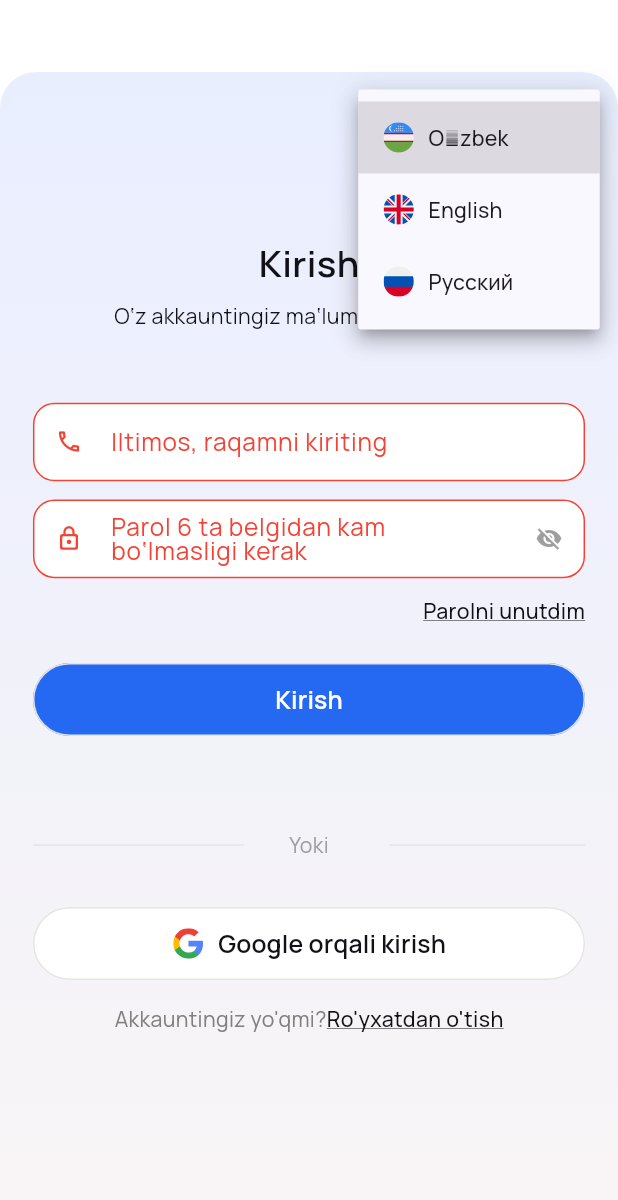
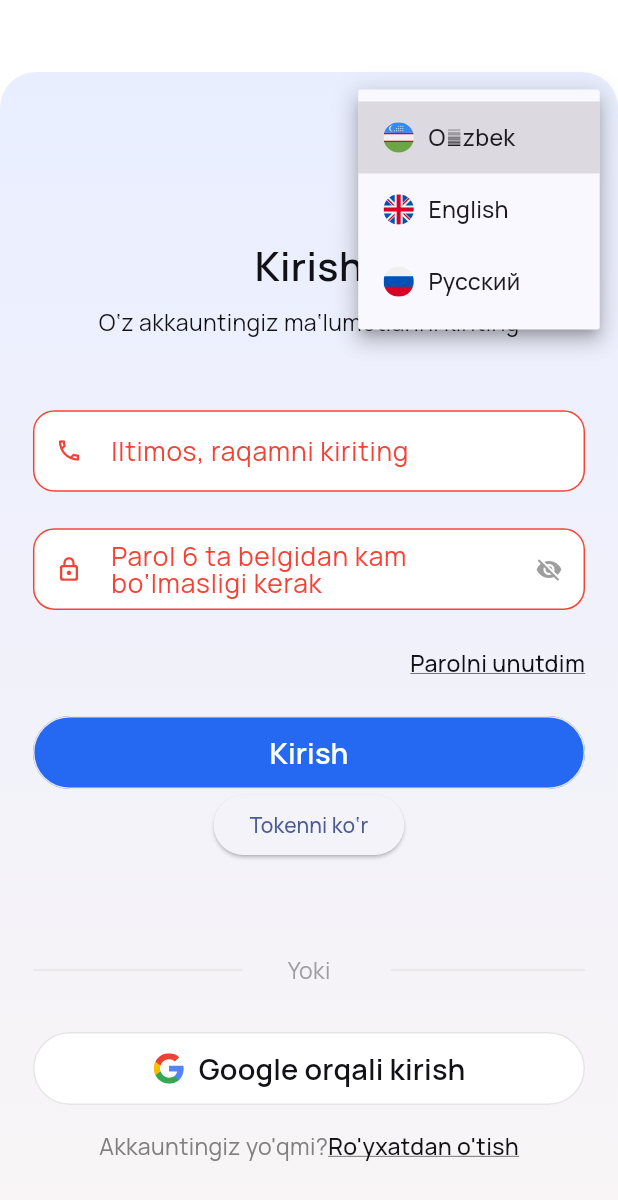
Before and after one commit to Clevrem5/togarak.uz, a Flutter app: the LoginPage screen opened by its route, after a tap on "Kirish", after a tap on "Oʻzbek", on a phone screen of 412 x 824 dp. Shown: the top 1200 px of the screen. Run offline on Flutter 3.47's test engine with Material 3 defaults, Android fonts, the phone set to English and light mode, and no system bars; our stand-ins replace cached_network_image, dio, flutter_bloc, flutter_screenutil, flutter_secure_storage, flutter_svg and 2 more; accounts and stored records are empty; network calls fail.

Commit message:
auth qismi tayyor

```diff
--- a/lib/core/dependency/providers.dart
+++ b/lib/core/dependency/providers.dart
@@ -5,7 +5,7 @@ import '../network/api_servise.dart';
 
 List<SingleChildWidget> providers = [
   Provider(
-    create: (context) => ApiClient(),
+    create: (context) => ApiService(),
   ),
   Provider(
     create: (context) => AuthRepository(
--- a/lib/core/navigation/router.dart
+++ b/lib/core/navigation/router.dart
@@ -1,7 +1,6 @@
 import 'package:flutter_bloc/flutter_bloc.dart';
 import 'package:go_router/go_router.dart';
 import 'package:togarak/core/navigation/routes.dart';
-import 'package:togarak/data/repositories/auth_repositories/auth_repository.dart';
 import 'package:togarak/features/auth/bloc/auth_bloc.dart';
 import 'package:togarak/features/auth/pages/login_page.dart';
 import 'package:togarak/features/auth/pages/sign_up_first_page.dart';
@@ -18,7 +17,7 @@ class AppRouter {
         path: Routes.login,
         builder: (context, state) => BlocProvider(
           create: (context) => AuthBloc(
-            repo: context.read<AuthRepository>(),
+            repository: context.read(),
           ),
           child: LoginPage(),
         ),
@@ -26,8 +25,8 @@ class AppRouter {
       GoRoute(
         path: Routes.signUp1,
         builder: (context, state) => BlocProvider(
-          create: (context) => AuthBloc(
-            repo: context.read(),
+          create: (context) =>AuthBloc(
+            repository: context.read(),
           ),
           child: SignUpFirstPage(),
         ),
@@ -40,7 +39,7 @@ class AppRouter {
         path: Routes.signUp2,
         builder: (context, state) => BlocProvider(
           create: (context) => AuthBloc(
-            repo: context.read(),
+            repository: context.read(),
           ),
           child: SignUpSecondPage(),
         ),
--- a/lib/core/network/api_servise.dart
+++ b/lib/core/network/api_servise.dart
@@ -1,49 +1,58 @@
 import 'package:dio/dio.dart';
+import 'package:flutter/foundation.dart';
 import 'package:togarak/core/network/interseptor.dart';
-import 'package:togarak/core/network/secure_storage.dart';
 import 'package:togarak/data/models/auth_models/auth_model.dart';
 
-class ApiClient {
-  final Dio dio;
-
-  ApiClient()
-    : dio = Dio(
+class ApiService {
+  final Dio _dio = Dio(
     BaseOptions(
       baseUrl: "https://api.togarak.uz/services/platon-core/api",
       headers: {
         'Content-Type': 'application/json',
       },
     ),
-      ) {
-    dio.interceptors.add(AuthInterceptor());
-  }
+  )..interceptors.add(AuthInterceptor());
 
-  Future<String> login(String phone, String password) async {
-    final response = await dio.post(
-      "/auth/v2/login",
+  Future<String> login(String login, String password) async {
+    try {
+      final response = await _dio.post(
+        '/auth/v2/login',
         data: {
-        "phone": phone,
+          "phone": login,
           "user_password": password,
         },
       );
+      if (kDebugMode) {
+        debugPrint("📡 Response status: ${response.statusCode}");
+        debugPrint("📦 Response data: ${response.data}");
+      }
 
-    print("Login javobi: ${response.data}");
-
-    if (response.statusCode == 200 && response.data != null) {
-      final data = response.data as Map<String, dynamic>;
-      final token = data['access_token']?.toString();
-      await SecureStorage.saveToken(token!);
+      if (response.statusCode == 200) {
+        final data = response.data;
+        final token = data["data"]?["result"]?["data"]?["access_token"];
+        if (token == null) {
+          throw Exception(" Access token topilmadi!");
+        }
         return token;
       } else {
-      throw Exception("Login xato");
+        throw Exception("❌ Noto‘g‘ri status code: ${response.statusCode}");
+      }
+    } on DioException catch (e) {
+      print("⚠️ DioException caught!");
+      print("🔢 Status code: ${e.response?.statusCode}");
+      print("📨 Response data: ${e.response?.data}");
+      throw Exception("Login xatoligi: ${e.response?.statusCode}");
+    } catch (e) {
+      print("🚨 Boshqa xatolik: $e");
+      rethrow;
     }
   }
 
   Future<bool> signUp(AuthModel model) async {
-    final response = await dio.post(
+    final response = await _dio.post(
       "/auth/v2/registration",
       data: model.toJson(),
     );
-    return response.statusCode == 200 || response.statusCode == 201;
+    return response.statusCode == 200 || response.statusCode == 201 ? true : false;
   }
 }
--- a/lib/core/network/interseptor.dart
+++ b/lib/core/network/interseptor.dart
@@ -2,47 +2,46 @@ import 'package:dio/dio.dart';
 import 'package:flutter_bloc/flutter_bloc.dart';
 import 'package:go_router/go_router.dart';
 import 'package:togarak/core/network/secure_storage.dart';
+
 import '../../data/repositories/auth_repositories/auth_repository.dart';
 import '../../main.dart';
 import '../navigation/routes.dart';
 
-
 class AuthInterceptor extends Interceptor {
-  final Dio _dio = Dio();
-
   @override
   void onRequest(RequestOptions options, RequestInterceptorHandler handler) async {
-    final jwt = await SecureStorage.getToken();
-    print("Interceptor token: $jwt");
-    if (jwt != null) {
-      options.headers['Authorization'] = "Bearer $jwt";
+    final token = await SecureStorage.readToken();
+    if (token != null && token.isNotEmpty) {
+      options.headers['Authorization'] = 'Bearer $token';
     }
-    handler.next(options);
+    return handler.next(options);
   }
+}
 
-  @override
-  void onError(DioException err, ErrorInterceptorHandler handler) async {
-    if (err.response?.statusCode == 401) {
-      final result = await navigatorKey.currentContext!.read<AuthRepository>().refreshToken();
+@override
+void onError(DioException err, ErrorInterceptorHandler handler) async {
+  if (err.response?.statusCode == 401) {
+    final _context = navigatorKey.currentContext;
+    if (_context != null) {
+      final result = await _context.read<AuthRepository>().refreshToken();
+
       if (result) {
-        final jwt = await SecureStorage.getToken();
-        err.requestOptions.headers['Authorization'] = "Bearer $jwt";
-        return handler.resolve(
-          await _dio.request(
-            err.requestOptions.baseUrl + err.requestOptions.path,
-            options: Options(
-              method: err.requestOptions.method,
-              headers: err.requestOptions.headers,
-            ),
-            data: err.requestOptions.data,
-            queryParameters: err.requestOptions.queryParameters,
-          ),
-        );
+        final newToken = await SecureStorage.readToken();
+
+        final updatedRequest = err.requestOptions;
+        updatedRequest.headers['Authorization'] = "Bearer $newToken";
+
+        final response = await Dio().fetch(updatedRequest);
+        return handler.resolve(response);
       } else {
-        await navigatorKey.currentContext!.read<AuthRepository>().logOut();
-        navigatorKey.currentContext!.go(Routes.login);
+        await _context.read<AuthRepository>().logout();
+        _context.go(Routes.login);
         return handler.reject(err);
       }
+    } else {
+      return handler.reject(err);
     }
+  } else {
+    return handler.next(err);
   }
 }
--- a/lib/data/repositories/auth_repositories/auth_repository.dart
+++ b/lib/data/repositories/auth_repositories/auth_repository.dart
@@ -3,7 +3,7 @@ import '../../../core/network/secure_storage.dart';
 import '../../models/auth_models/auth_model.dart';
 
 class AuthRepository {
-  final ApiClient client;
+  final ApiService client;
 
   AuthRepository({required this.client});
 
@@ -20,42 +20,43 @@ class AuthRepository {
         name: firstname,
         surname: lastName,
         phone: phone,
-        password: password!,
+        password: password,
       ),
     );
   }
 
-  Future<String> login(String login, String password) async {
+  Future<bool> login(String login, String password) async {
+    await SecureStorage.deleteToken();
+    await SecureStorage.deleteCredentials();
     try {
-      jwt = await client.login(login, password); // may throw!
-      if (jwt == null) throw Exception('Token yo‘q');
-
-      await SecureStorage.deleteCredentials();
-      await SecureStorage.deleteToken();
+      final token = await client.login(login, password);
+      jwt = token;
       await SecureStorage.saveToken(jwt!);
       await SecureStorage.saveCredentials(login, password);
-
-      return jwt!;
+      return true;
     } catch (e) {
-      throw Exception('Login xatolik: $e');
+      return false;
     }
   }
 
-  Future<void> logOut() async {
+  Future<void> logout() async {
+    await SecureStorage.deleteToken();
     await SecureStorage.deleteCredentials();
-    await SecureStorage.deleteToken();
+
   }
 
   Future<bool> refreshToken() async {
-    var credentials = await SecureStorage.getCredentials();
-    final phone = credentials['phone'];
-    final password = credentials['user_password'];
+    final credentials = await SecureStorage.getCredentials();
+    if (credentials['login'] == null || credentials['password'] == null) {
+      return false;
+    }
 
-    if (phone == null || password == null) return false;
-    jwt = await client.login(phone, password);
-    print('Login token: $jwt');
-    // await SecureStorage.deleteToken();
-    await SecureStorage.saveToken(jwt!);
-    return true;
+    try {
+      jwt = await client.login(credentials['login']!, credentials['password']!);
+      await SecureStorage.saveToken(jwt!);
+      return true;
+    } catch (e) {
+      return false;
+    }
   }
 }
--- a/lib/features/auth/bloc/auth_bloc.dart
+++ b/lib/features/auth/bloc/auth_bloc.dart
@@ -1,61 +1,73 @@
-import 'package:bloc/bloc.dart';
-import 'package:togarak/data/repositories/auth_repositories/auth_repository.dart';
-import 'package:togarak/features/auth/bloc/auth_event.dart';
-import 'package:togarak/features/auth/bloc/auth_state.dart';
+import 'package:flutter_bloc/flutter_bloc.dart';
+import '../../../core/network/secure_storage.dart';
+import '../../../data/repositories/auth_repositories/auth_repository.dart';
+import 'auth_event.dart';
+import 'auth_state.dart';
 
 class AuthBloc extends Bloc<AuthEvent, AuthState> {
   final AuthRepository _repository;
 
-  AuthBloc({required AuthRepository repo})
-    : _repository = repo,
-      super(
-        AuthState.initial(),
-      ) {
-    on<SignUpSubmitted>(_signUp);
-    on<LoginSubmitted>(_login);
+  AuthBloc({required AuthRepository repository}) :_repository=repository, super(AuthInitial()) {
+    on<AuthSignUpRequested>(_onSignUpRequested);
+    on<AuthLoginRequested>(_onLoginRequested);
+    on<AuthLogoutRequested>(_onLogoutRequested);
+    on<AuthCheckStatus>(_onCheckStatus);
   }
 
-  Future<void> _login(LoginSubmitted event, Emitter<AuthState> emit) async {
+  Future<void> _onSignUpRequested(
+      AuthSignUpRequested event, Emitter<AuthState> emit) async {
+    emit(AuthLoading());
     try {
-      final user = await _repository.login(event.phone, event.password);
-      emit(
-        state.copyWith(
-          status: AuthStatus.success,
-        ),
+      final success = await _repository.signUp(
+        firstname: event.authModel.name,
+        lastName: event.authModel.surname,
+        phone: event.authModel.phone,
+        password: event.authModel.password,
       );
+      if (success) {
+        emit(AuthUnauthenticated());
+      } else {
+        emit(AuthError("Ro'yxatdan o'tishda xatolik yuz berdi"));
+      }
     } catch (e) {
-      emit(
-        state.copyWith(
-          status: AuthStatus.error,
-        ),
-      );
+      emit(AuthError("Xatolik: ${e.toString()}"));
     }
   }
 
-  Future<void> _signUp(SignUpSubmitted event, Emitter<AuthState> emit) async {
+  Future<void> _onLoginRequested(
+      AuthLoginRequested event, Emitter<AuthState> emit) async {
+    emit(AuthLoading());
     try {
-      final user = await _repository.signUp(
-        firstname: event.data.name,
-        lastName: event.data.surname,
-        phone: event.data.phone,
-        password: event.data.password,
-      );
-      if (user) {
-        emit(
-          state.copyWith(
-            status: AuthStatus.success,
-            model: event.data,
-          ),
-        );
+      final success = await _repository.login(event.phone, event.password);
+
+      if (success) {
+        if(success==true){
+          emit(AuthAuthenticated(_repository.jwt!));
+        }else if(_repository.jwt != null){
+          emit(AuthAuthenticated(_repository.jwt!));
+        }
+
       } else {
-        emit(
-          state.copyWith(
-            status: AuthStatus.error,
-          ),
-        );
+        emit(AuthError("Login yoki parol xato"));
       }
     } catch (e) {
-      throw Exception(e.toString());
+      emit(AuthError("Xatolik: ${e.toString()}"));
+    }
+  }
+
+  Future<void> _onLogoutRequested(
+      AuthLogoutRequested event, Emitter<AuthState> emit) async {
+    await _repository.logout();
+    emit(AuthUnauthenticated());
+  }
+
+  Future<void> _onCheckStatus(
+      AuthCheckStatus event, Emitter<AuthState> emit) async {
+    final hasToken = await SecureStorage.readToken();
+    if (hasToken != null) {
+      emit(AuthAuthenticated(hasToken));
+    } else {
+      emit(AuthUnauthenticated());
     }
   }
 }
--- a/lib/features/auth/bloc/auth_event.dart
+++ b/lib/features/auth/bloc/auth_event.dart
@@ -1,16 +1,20 @@
-import 'package:togarak/data/models/auth_models/auth_model.dart';
+import '../../../data/models/auth_models/auth_model.dart';
 
-sealed class AuthEvent {}
+abstract class AuthEvent {}
 
-final class SignUpSubmitted extends AuthEvent {
-  final AuthModel data;
+class AuthSignUpRequested extends AuthEvent {
+  final AuthModel authModel;
 
-  SignUpSubmitted({required this.data});
+  AuthSignUpRequested(this.authModel);
 }
 
-final class LoginSubmitted extends AuthEvent {
+class AuthLoginRequested extends AuthEvent {
   final String phone;
   final String password;
 
-  LoginSubmitted({required this.phone, required this.password});
+  AuthLoginRequested(this.phone, this.password);
 }
+
+class AuthLogoutRequested extends AuthEvent {}
+
+class AuthCheckStatus extends AuthEvent {}
--- a/lib/features/auth/bloc/auth_state.dart
+++ b/lib/features/auth/bloc/auth_state.dart
@@ -1,47 +1,19 @@
-import '../../../data/models/auth_models/auth_model.dart';
+abstract class AuthState {}
 
-enum AuthStatus { initial, loading, success, error }
+class AuthInitial extends AuthState {}
 
-class AuthState {
-  final AuthStatus status;
-  final AuthModel? model;
-  final String? token;
-  final String? errorMessage;
+class AuthLoading extends AuthState {}
 
-  const AuthState({
-    required this.status,
-    this.model,
-    this.token,
-    this.errorMessage,
-  });
+class AuthAuthenticated extends AuthState {
+  final String token;
 
-  factory AuthState.initial() => const AuthState(status: AuthStatus.initial);
+  AuthAuthenticated(this.token);
+}
 
-  AuthState copyWith({
-    AuthStatus? status,
-    AuthModel? model,
-    String? token,
-    String? errorMessage,
-  }) {
-    return AuthState(
-      status: status ?? this.status,
-      model: model ?? this.model,
-      token: token ?? this.token,
-      errorMessage: errorMessage ?? this.errorMessage,
-    );
-  }
+class AuthUnauthenticated extends AuthState {}
 
-  @override
-  bool operator ==(Object other) =>
-      identical(this, other) ||
-          other is AuthState &&
-              runtimeType == other.runtimeType &&
-              status == other.status &&
-              model == other.model &&
-              token == other.token &&
-              errorMessage == other.errorMessage;
+class AuthError extends AuthState {
+  final String message;
 
-  @override
-  int get hashCode =>
-      status.hashCode ^ model.hashCode ^ token.hashCode ^ errorMessage.hashCode;
+  AuthError(this.message);
 }
--- a/lib/features/auth/pages/login_page.dart
+++ b/lib/features/auth/pages/login_page.dart
@@ -1,15 +1,17 @@
 import 'package:flutter/material.dart';
 import 'package:flutter_bloc/flutter_bloc.dart';
 import 'package:flutter_screenutil/flutter_screenutil.dart';
-import 'package:flutter_svg/svg.dart';
+import 'package:flutter_svg/flutter_svg.dart';
 import 'package:go_router/go_router.dart';
-import 'package:togarak/core/widgets/app_elevated_button.dart';
-import 'package:togarak/core/widgets/app_text.dart';
-import 'package:togarak/core/widgets/app_text_form_field.dart';
-import 'package:togarak/features/auth/bloc/auth_bloc.dart';
-import 'package:togarak/features/auth/bloc/auth_event.dart';
+
 import '../../../core/navigation/routes.dart';
+import '../../../core/network/secure_storage.dart';
 import '../../../core/utils/app_colors.dart';
+import '../../../core/widgets/app_elevated_button.dart';
+import '../../../core/widgets/app_text.dart';
+import '../../../core/widgets/app_text_form_field.dart';
+import '../bloc/auth_bloc.dart';
+import '../bloc/auth_event.dart';
 import '../bloc/auth_state.dart';
 import '../widgets/selector_login.dart';
 
@@ -24,7 +26,10 @@ class LoginPage extends StatelessWidget {
     if (_formKey.currentState!.validate()) {
       final phone = phoneController.text.trim();
       final password = passwordController.text.trim();
-      context.read<AuthBloc>().add(LoginSubmitted(phone: phone, password: password));
+
+      context.read<AuthBloc>().add(
+        AuthLoginRequested(phone, password),
+      );
     } else {
       ScaffoldMessenger.of(context).showSnackBar(
         const SnackBar(content: Text("Formani to‘g‘ri to‘ldiring")),
@@ -36,15 +41,32 @@ class LoginPage extends StatelessWidget {
   Widget build(BuildContext context) {
     return Scaffold(
       backgroundColor: Colors.white,
-      body: Padding(
+      body: BlocConsumer<AuthBloc, AuthState>(
+        listener: (context, state) {
+          if (state is AuthAuthenticated) {
+            ScaffoldMessenger.of(context).showSnackBar(
+              const SnackBar(
+                backgroundColor: Colors.green,
+                content: Text("Muvaffaqiyatli kirdingiz"),
+              ),
+            );
+            context.go(Routes.home);
+          } else if (state is AuthError) {
+            ScaffoldMessenger.of(context).showSnackBar(
+              SnackBar(
+                content: Text(state.message),
+              ),
+            );
+          }
+        },
+        builder: (context, state) {
+          final isLoading = state is AuthLoading;
+          return Padding(
             padding: const EdgeInsets.only(top: 48),
             child: Container(
               width: double.infinity,
               height: double.infinity,
-          padding: EdgeInsets.symmetric(
-            horizontal: 20.w,
-            vertical: 24.h,
-          ),
+              padding: EdgeInsets.symmetric(horizontal: 20.w, vertical: 24.h),
               decoration: const BoxDecoration(
                 borderRadius: BorderRadius.vertical(top: Radius.circular(24)),
                 gradient: LinearGradient(
@@ -55,25 +77,20 @@ class LoginPage extends StatelessWidget {
               ),
               child: SingleChildScrollView(
                 child: Column(
-              mainAxisAlignment: MainAxisAlignment.start,
                   crossAxisAlignment: CrossAxisAlignment.start,
                   children: [
-                Align(
-                  alignment: Alignment.topRight,
-                  child: LanguageSelector(),
-                ),
+                    Align(alignment: Alignment.topRight, child: LanguageSelector()),
                     47.verticalSpace,
                     Center(
                       child: Column(
-                    mainAxisSize: MainAxisSize.min,
                         children: [
-                      AppText(
+                          const AppText(
                             title: 'Kirish',
                             size: 24,
                             weight: FontWeight.w600,
                           ),
                           8.verticalSpace,
-                      AppText(
+                          const AppText(
                             title: 'O‘z akkauntingiz ma‘lumotlarini kiriting',
                           ),
                         ],
@@ -83,7 +100,7 @@ class LoginPage extends StatelessWidget {
                     Form(
                       key: _formKey,
                       child: Column(
-                    spacing: 12.h,
+                        spacing: 24.h,
                         children: [
                           AppTextFormField(
                             controller: phoneController,
@@ -95,7 +112,6 @@ class LoginPage extends StatelessWidget {
                             controller: passwordController,
                             hint: "Parol",
                             icon: Icons.lock_outline_rounded,
-                        enableObscureToggleForNumbers: true,
                             isObscure: true,
                             validator: (value) {
                               if (value == null || value.length < 6) {
@@ -108,9 +124,9 @@ class LoginPage extends StatelessWidget {
                             alignment: Alignment.bottomRight,
                             child: GestureDetector(
                               onTap: () {
-                            context.push(Routes.home);
+                                context.push(Routes.home); // yoki forget-password
                               },
-                          child: AppText(
+                              child: const AppText(
                                 title: "Parolni unutdim",
                                 color: AppColors.darkColor,
                                 weight: FontWeight.w500,
@@ -122,41 +138,37 @@ class LoginPage extends StatelessWidget {
                       ),
                     ),
                     24.verticalSpace,
-                BlocListener<AuthBloc, AuthState>(
-                  listener: (context, state) {
-                    print("Bloc holati: ${state.status}");
-                    if (state.status == AuthStatus.success) {
-                      ScaffoldMessenger.of(context).showSnackBar(
-                        SnackBar(backgroundColor: Colors.blue, content: Text("Muvaffaqiyatli kirdingiz")),
-                      );
-                      context.go(Routes.home);
-                    } else if (state.status == AuthStatus.error) {
-                      ScaffoldMessenger.of(context).showSnackBar(
-                        SnackBar(content: Text("Login xato")),
-                      );
-                    }
-                  },
-                  child: AppElevatedButton(
-                    onPressed: () => _submitForm(context),
-                    text: "Kirish",
+                    Column(
+                      children: [
+                        AppElevatedButton(
+                          onPressed: ()  => _submitForm(context),
+                          text: isLoading ? "Yuklanmoqda..." : "Kirish",
                           foregroundColor: Colors.white,
                         ),
+                        ElevatedButton(
+                          onPressed: () async {
+                            final token = await SecureStorage.readToken();
+                            debugPrint("🎯 Token (UIdan): $token");
+                          },
+                          child: const Text("Tokenni ko‘r"),
+                        ),
+                      ],
                     ),
                     47.verticalSpace,
                     Row(
                       children: <Widget>[
-                    Expanded(
+                        const Expanded(
                           child: Divider(
                             color: Color(0xFFE5E5E5),
                             thickness: 1,
                             endIndent: 30,
                           ),
                         ),
-                    AppText(
+                        const AppText(
                           title: "Yoki",
                           color: AppColors.greyHintColor,
                         ),
-                    Expanded(
+                        const Expanded(
                           child: Divider(
                             color: Color(0xFFE5E5E5),
                             height: 50,
@@ -183,7 +195,7 @@ class LoginPage extends StatelessWidget {
                     Row(
                       mainAxisAlignment: MainAxisAlignment.center,
                       children: [
-                    AppText(
+                        const AppText(
                           title: "Akkauntingiz yo'qmi?",
                           size: 14,
                           color: AppColors.greyTextColor,
@@ -192,7 +204,7 @@ class LoginPage extends StatelessWidget {
                           onTap: () {
                             context.push(Routes.signUp1);
                           },
-                      child: AppText(
+                          child: const AppText(
                             title: "Ro'yxatdan o'tish",
                             color: AppColors.darkColor,
                             weight: FontWeight.w500,
@@ -205,6 +217,8 @@ class LoginPage extends StatelessWidget {
                 ),
               ),
             ),
+          );
+        },
       ),
     );
   }
--- a/pubspec.yaml
+++ b/pubspec.yaml
@@ -19,7 +19,7 @@ publish_to: 'none' # Remove this line if you wish to publish to pub.dev
 version: 1.0.0+1
 
 environment:
-  sdk: ^3.8.1
+  sdk: ">=3.8.1 <4.0.0"
 
 # Dependencies specify other packages that your package needs in order to work.
 # To automatically upgrade your package dependencies to the latest versions
@@ -50,6 +50,7 @@ dependencies:
   cached_network: ^2.1.0
   cached_network_image: ^3.4.1
   connectivity_plus: ^6.1.4
+  equatable: ^2.0.7
 
 dev_dependencies:
   flutter_test:
```
Also changed, not shown: lib/core/network/secure_storage.dart (+27 -80 lines), lib/features/auth/pages/sign_up_first_page.dart (+11 -10 lines), lib/features/auth/pages/sign_up_second_page.dart (+12 -9 lines), lib/main.dart (+9 -15 lines), pubspec.lock, 1 other file. Lines whose indentation alone changed are shown as unchanged.
